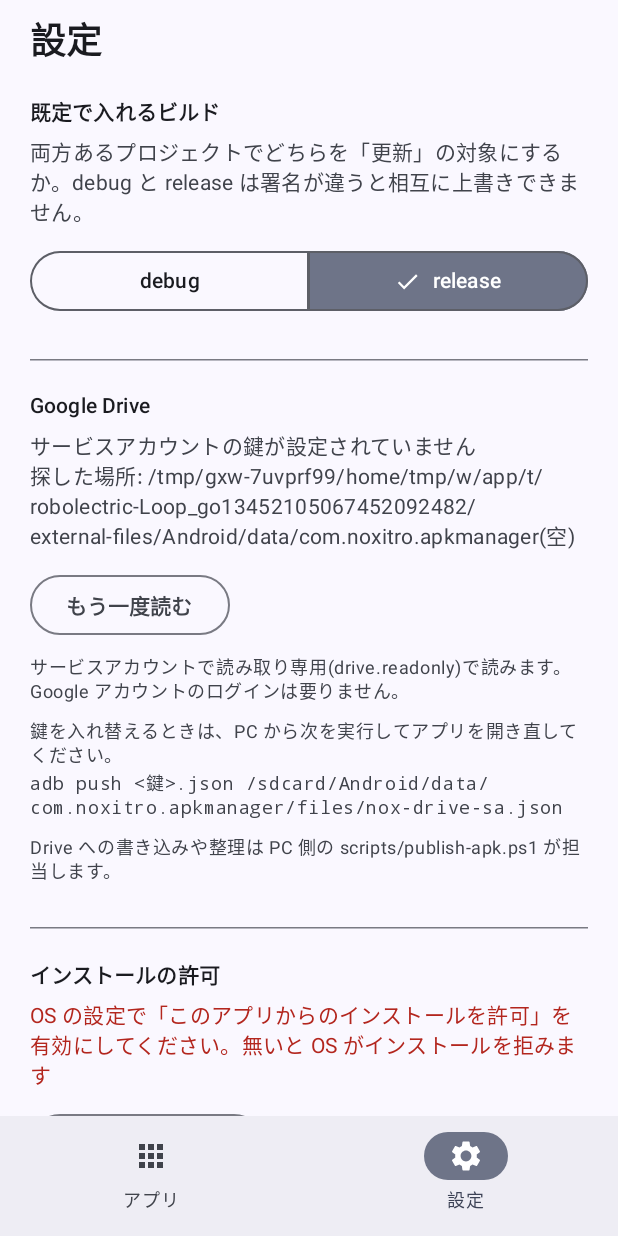
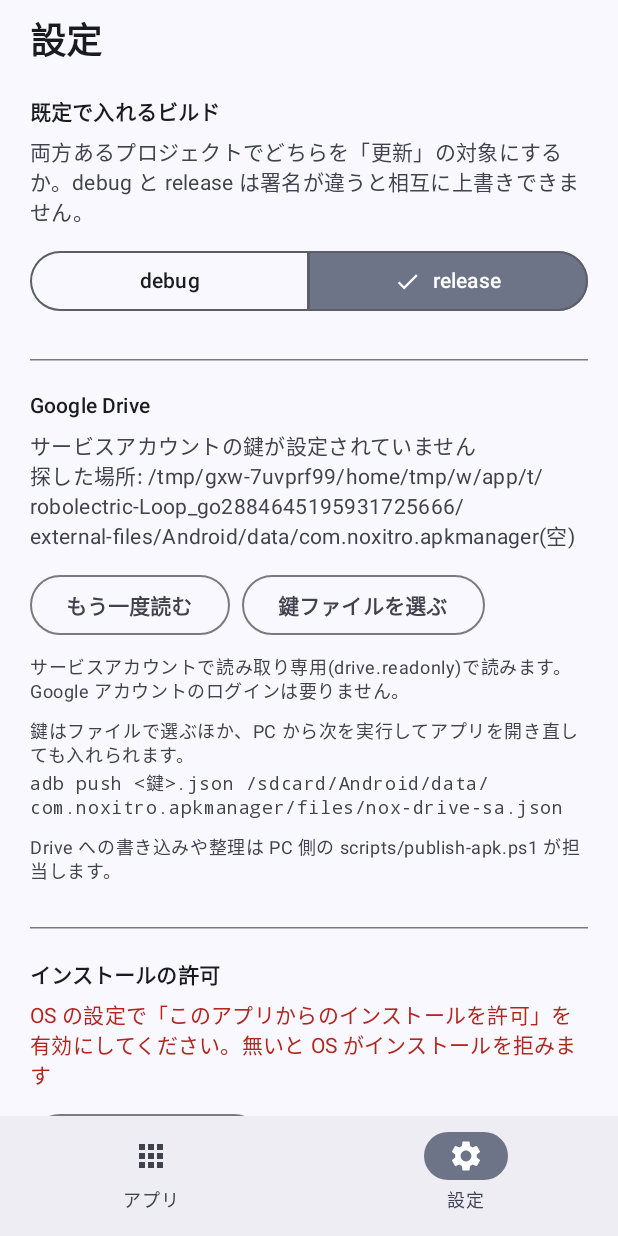
Before and after one commit to noxitro/nox-apk-manager, an Android app built with Jetpack Compose: the screen it shows after launch (MainActivity), item 2 of the bottom bar chosen, on a phone screen of 412 x 824 dp. Run offline under Robolectric (Android 15) with nearby library versions, the phone set to English and light mode, and no system bars; our stand-ins replace navigation suite.

Commit message:
スマホ単体で初期設定を完結できるようにする
PC(adb / gcloud)が無くても、アプリの画面だけで鍵の投入から builds/ の共有まで進められるようにする。

- 鍵が無いとき、Google Cloud の各ページへのリンク付き手順と「鍵ファイル(JSON)を選ぶ」を出す。
  ブラウザで作ってダウンロードした鍵をファイル選択で取り込み、端末内の元ファイルは消す
  (Drive などクラウド上のファイルは唯一の控えかもしれないので消さない)
- builds/ が見えない / 403 のときは「未共有」として、共有先アドレスのコピーと Drive を開くボタンを出す
  (共有していないとサービスアカウントからは 403 ではなく「見つからない」になるため、そちらも拾う)
- 設定タブから鍵の入れ替えとアドレスのコピーができるようにする
- PushedKey.parse を足し、ファイル選択からも同じ検査を通す
- SETUP.md / README に「スマホだけで設定する」を足す。版を 0.6.0 に上げる

Co-Authored-By: Claude Opus 5.5 <noreply@anthropic.com>
Claude-Session: https://claude.ai/code/session_01XfyfNUg6bgbcn8bdRfUgQj

```diff
--- a/app/build.gradle.kts
+++ b/app/build.gradle.kts
@@ -13,8 +13,8 @@ android {
         applicationId = "com.noxitro.apkmanager"
         minSdk = 26
         targetSdk = 36
-        versionCode = 5
-        versionName = "0.5.0"
+        versionCode = 6
+        versionName = "0.6.0"
         testInstrumentationRunner = "androidx.test.runner.AndroidJUnitRunner"
     }
 
--- a/app/src/main/java/com/noxitro/apkmanager/MainActivity.kt
+++ b/app/src/main/java/com/noxitro/apkmanager/MainActivity.kt
@@ -5,7 +5,9 @@ import android.net.Uri
 import android.os.Bundle
 import android.provider.Settings
 import androidx.activity.ComponentActivity
+import androidx.activity.compose.rememberLauncherForActivityResult
 import androidx.activity.compose.setContent
+import androidx.activity.result.contract.ActivityResultContracts
 import androidx.activity.enableEdgeToEdge
 import androidx.activity.viewModels
 import androidx.compose.foundation.layout.PaddingValues
@@ -26,6 +28,7 @@ import androidx.compose.runtime.LaunchedEffect
 import androidx.compose.runtime.getValue
 import androidx.compose.runtime.mutableStateOf
 import androidx.compose.runtime.remember
+import androidx.compose.runtime.rememberCoroutineScope
 import androidx.compose.runtime.saveable.rememberSaveable
 import androidx.compose.runtime.setValue
 import androidx.compose.ui.Modifier
@@ -38,6 +41,7 @@ import com.noxitro.apkmanager.ui.HomeScreen
 import com.noxitro.apkmanager.ui.HomeViewModel
 import com.noxitro.apkmanager.ui.SettingsScreen
 import com.noxitro.apkmanager.ui.theme.NoxApkManagerTheme
+import kotlinx.coroutines.launch
 
 class MainActivity : ComponentActivity() {
 
@@ -53,6 +57,15 @@ class MainActivity : ComponentActivity() {
                 val state by viewModel.state.collectAsStateWithLifecycle()
                 val snackbar = remember { SnackbarHostState() }
                 var tab by rememberSaveable { mutableStateOf(0) }
+                val scope = rememberCoroutineScope()
+
+                // 鍵(JSON)をファイルで選ばせる。スマホ単体で設定するときの入口(PC も adb も要らない)。
+                // JSON の MIME はファイルアプリによってまちまちなので絞らず、中身で確かめる。
+                val pickKey = rememberLauncherForActivityResult(ActivityResultContracts.OpenDocument()) { uri ->
+                    uri?.let(viewModel::importKey)
+                }
+                val onPickKey = { pickKey.launch(arrayOf("*/*")) }
+                val onCopied: () -> Unit = { scope.launch { snackbar.showSnackbar("コピーしました") } }
 
                 LaunchedEffect(Unit) {
                     viewModel.events.collect { event ->
@@ -99,6 +112,8 @@ class MainActivity : ComponentActivity() {
                             contentPadding = listPadding,
                             onRefresh = viewModel::refresh,
                             onReload = viewModel::reload,
+                            onPickKey = onPickKey,
+                            onCopied = onCopied,
                             onFilter = viewModel::setFilter,
                             onUpdateAll = viewModel::updateAll,
                             onCancelBatch = viewModel::cancelBatch,
@@ -114,6 +129,8 @@ class MainActivity : ComponentActivity() {
                             canInstallPackages = canInstall,
                             onVariant = viewModel::setPreferredVariant,
                             onReload = viewModel::reload,
+                            onPickKey = onPickKey,
+                            onCopied = onCopied,
                             onOpenInstallPermission = ::openInstallPermission,
                         )
                     }
--- a/app/src/main/java/com/noxitro/apkmanager/ui/HomeScreen.kt
+++ b/app/src/main/java/com/noxitro/apkmanager/ui/HomeScreen.kt
@@ -15,6 +15,7 @@ import androidx.compose.foundation.layout.height
 import androidx.compose.foundation.layout.padding
 import androidx.compose.foundation.layout.size
 import androidx.compose.foundation.layout.width
+import androidx.compose.foundation.layout.widthIn
 import androidx.compose.foundation.layout.BoxWithConstraints
 import androidx.compose.foundation.lazy.grid.GridCells
 import androidx.compose.foundation.lazy.grid.GridItemSpan
@@ -64,6 +65,8 @@ fun HomeScreen(
     contentPadding: PaddingValues,
     onRefresh: () -> Unit,
     onReload: () -> Unit,
+    onPickKey: () -> Unit,
+    onCopied: () -> Unit,
     onFilter: (Filter) -> Unit,
     onUpdateAll: () -> Unit,
     onCancelBatch: () -> Unit,
@@ -116,7 +119,9 @@ fun HomeScreen(
 
             when (val sync = state.sync) {
                 is SyncState.Error -> if (state.entries.isEmpty()) {
-                    fullWidth(key = "error") { ErrorBlock(sync, onRetry = onRefresh, onReload = onReload) }
+                    fullWidth(key = "error") {
+                        ErrorBlock(sync, state.serviceAccountEmail, onRetry = onRefresh, onReload = onReload, onPickKey = onPickKey, onCopied = onCopied)
+                    }
                     return@LazyVerticalGrid
                 }
                 SyncState.Loading, SyncState.Idle -> if (state.entries.isEmpty()) {
@@ -171,7 +176,11 @@ private fun Hero(state: HomeUiState, onRefresh: () -> Unit) {
                 val sub = when (val s = state.sync) {
                     is SyncState.Ready -> "Drive の builds/ · ${s.syncedAtLabel} に同期"
                     SyncState.Loading -> "Drive を読んでいます…"
-                    is SyncState.Error -> if (s.needsKey) "鍵が未設定" else "同期できていません"
+                    is SyncState.Error -> when {
+                        s.needsKey -> "鍵が未設定"
+                        s.needsShare -> "builds/ が未共有"
+                        else -> "同期できていません"
+                    }
                     SyncState.Idle -> ""
                 }
                 Text(sub, style = MaterialTheme.typography.bodyMedium.merge(TabularNumbers), color = scheme.onSurfaceVariant)
@@ -325,10 +334,19 @@ private fun LoadingBlock() {
 }
 
 @Composable
-private fun ErrorBlock(error: SyncState.Error, onRetry: () -> Unit, onReload: () -> Unit) {
+private fun ErrorBlock(
+    error: SyncState.Error,
+    serviceAccountEmail: String?,
+    onRetry: () -> Unit,
+    onReload: () -> Unit,
+    onPickKey: () -> Unit,
+    onCopied: () -> Unit,
+) {
     Column(
         horizontalAlignment = Alignment.CenterHorizontally,
-        modifier = Modifier.fillMaxWidth().padding(horizontal = 32.dp, vertical = 64.dp),
+        modifier = Modifier
+            .fillMaxWidth()
+            .padding(horizontal = 24.dp, vertical = if (error.needsKey) 24.dp else 64.dp),
     ) {
         Icon(
             Icons.Outlined.CloudOff,
@@ -338,7 +356,11 @@ private fun ErrorBlock(error: SyncState.Error, onRetry: () -> Unit, onReload: ()
         )
         Spacer(Modifier.height(16.dp))
         Text(
-            if (error.needsKey) "Drive の鍵がまだ入っていません" else "読み込めませんでした",
+            when {
+                error.needsKey -> "Drive の鍵がまだ入っていません"
+                error.needsShare -> "builds/ がまだ共有されていません"
+                else -> "読み込めませんでした"
+            },
             style = MaterialTheme.typography.titleMedium,
         )
         Spacer(Modifier.height(8.dp))
@@ -348,19 +370,25 @@ private fun ErrorBlock(error: SyncState.Error, onRetry: () -> Unit, onReload: ()
             color = MaterialTheme.colorScheme.onSurfaceVariant,
             textAlign = androidx.compose.ui.text.style.TextAlign.Center,
         )
-        if (error.needsKey) {
-            Spacer(Modifier.height(12.dp))
-            // 鍵は PC から入れる。VR ヘッドセットのような文字入力の辛い端末でも、ここは PC で済む。
-            Text(
-                "PC から次を実行してからもう一度読んでください。" + "\n" +
-                    "adb push <鍵>.json /sdcard/Android/data/com.noxitro.apkmanager/files/nox-drive-sa.json",
-                style = MaterialTheme.typography.bodySmall,
-                color = MaterialTheme.colorScheme.onSurfaceVariant,
-                textAlign = androidx.compose.ui.text.style.TextAlign.Center,
-            )
+        when {
+            // スマホ単体で完結する手順(ブラウザで鍵を作る → ファイルを選ぶ)。PC からの adb push も末尾に残す。
+            error.needsKey -> {
+                Spacer(Modifier.height(20.dp))
+                Box(modifier = Modifier.widthIn(max = 480.dp)) { KeySetupGuide(onPickKey) }
+                Spacer(Modifier.height(12.dp))
+                OutlinedButton(onClick = onReload) { Text("もう一度読む") }
+            }
+            error.needsShare && serviceAccountEmail != null -> {
+                Spacer(Modifier.height(16.dp))
+                Box(modifier = Modifier.widthIn(max = 480.dp)) { ShareGuide(serviceAccountEmail, onCopied) }
+                Spacer(Modifier.height(16.dp))
+                Button(onClick = onRetry) { Text("もう一度読む") }
+            }
+            else -> {
+                Spacer(Modifier.height(20.dp))
+                Button(onClick = onRetry) { Text("もう一度読む") }
+            }
         }
-        Spacer(Modifier.height(20.dp))
-        Button(onClick = if (error.needsKey) onReload else onRetry) { Text("もう一度読む") }
     }
 }
 
--- /dev/null
+++ b/app/src/main/java/com/noxitro/apkmanager/ui/KeySetup.kt
@@ -0,0 +1,186 @@
+package com.noxitro.apkmanager.ui
+
+import androidx.compose.foundation.layout.Arrangement
+import androidx.compose.foundation.layout.Box
+import androidx.compose.foundation.layout.Column
+import androidx.compose.foundation.layout.Row
+import androidx.compose.foundation.layout.Spacer
+import androidx.compose.foundation.layout.fillMaxSize
+import androidx.compose.foundation.layout.fillMaxWidth
+import androidx.compose.foundation.layout.height
+import androidx.compose.foundation.layout.padding
+import androidx.compose.foundation.layout.size
+import androidx.compose.foundation.layout.width
+import androidx.compose.foundation.shape.RoundedCornerShape
+import androidx.compose.material.icons.Icons
+import androidx.compose.material.icons.automirrored.outlined.OpenInNew
+import androidx.compose.material.icons.outlined.ContentCopy
+import androidx.compose.material.icons.outlined.FileOpen
+import androidx.compose.material3.Button
+import androidx.compose.material3.Icon
+import androidx.compose.material3.MaterialTheme
+import androidx.compose.material3.OutlinedButton
+import androidx.compose.material3.Surface
+import androidx.compose.material3.Text
+import androidx.compose.material3.TextButton
+import androidx.compose.runtime.Composable
+import androidx.compose.ui.Alignment
+import androidx.compose.ui.Modifier
+import androidx.compose.ui.platform.LocalClipboardManager
+import androidx.compose.ui.platform.LocalUriHandler
+import androidx.compose.ui.text.AnnotatedString
+import androidx.compose.ui.text.font.FontFamily
+import androidx.compose.ui.unit.dp
+
+/**
+ * 鍵が無いときの手順。**スマホ単体で完結する**ように組んである。
+ *
+ * - Google Cloud の作業はスマホのブラウザで行う。各手順から該当ページを直接開く。
+ * - 鍵(JSON)はダウンロードに保存されるので、[onPickKey] のファイル選択で取り込む。
+ * - PC があるなら adb push でもよい(Quest のような入力の辛い端末向け)。末尾に小さく書く。
+ */
+@Composable
+fun KeySetupGuide(onPickKey: () -> Unit) {
+    val muted = MaterialTheme.colorScheme.onSurfaceVariant
+    Column(modifier = Modifier.fillMaxWidth()) {
+        Button(onClick = onPickKey, modifier = Modifier.fillMaxWidth()) {
+            Icon(Icons.Outlined.FileOpen, contentDescription = null, modifier = Modifier.padding(end = 8.dp))
+            Text("鍵ファイル(JSON)を選ぶ")
+        }
+        Spacer(Modifier.height(4.dp))
+        Text(
+            "ダウンロードした鍵を選ぶと取り込みます。取り込んだ後、端末の元ファイルは消します。",
+            style = MaterialTheme.typography.bodySmall,
+            color = muted,
+        )
+
+        Spacer(Modifier.height(20.dp))
+        Text("鍵をまだ作っていないとき(スマホのブラウザで 5 分)", style = MaterialTheme.typography.titleSmall)
+        Spacer(Modifier.height(8.dp))
+
+        GuideStep(
+            number = 1,
+            title = "プロジェクトを作る",
+            body = "名前は何でもよい(例: nox-apk-manager)。作った後、画面上部で選ばれていることを確かめる。",
+            linkLabel = "プロジェクトの作成を開く",
+            url = "https://console.cloud.google.com/projectcreate",
+        )
+        GuideStep(
+            number = 2,
+            title = "Google Drive API を有効にする",
+            body = "「有効にする」を押す。",
+            linkLabel = "Drive API を開く",
+            url = "https://console.cloud.google.com/apis/library/drive.googleapis.com",
+        )
+        GuideStep(
+            number = 3,
+            title = "サービスアカウントを作る",
+            body = "名前を入れて「作成して続行」。ロールなどは空のまま「完了」。",
+            linkLabel = "サービスアカウントの作成を開く",
+            url = "https://console.cloud.google.com/iam-admin/serviceaccounts/create",
+        )
+        GuideStep(
+            number = 4,
+            title = "鍵(JSON)を作る",
+            body = "一覧から作ったアカウントを開き「キー」→「鍵を追加」→「新しい鍵を作成」→ JSON。" +
+                "ダウンロードに保存されるので、上の「鍵ファイルを選ぶ」で選ぶ。",
+            linkLabel = "サービスアカウントの一覧を開く",
+            url = "https://console.cloud.google.com/iam-admin/serviceaccounts",
+        )
+        GuideStep(
+            number = 5,
+            title = "Drive の builds/ を共有する",
+            body = "鍵を取り込むと、共有先のアドレスとコピーのボタンが出ます。",
+        )
+
+        Spacer(Modifier.height(12.dp))
+        Text(
+            "PC からなら: adb push <鍵>.json /sdcard/Android/data/com.noxitro.apkmanager/files/nox-drive-sa.json",
+            style = MaterialTheme.typography.bodySmall,
+            fontFamily = FontFamily.Monospace,
+            color = muted,
+        )
+    }
+}
+
+@Composable
+private fun GuideStep(number: Int, title: String, body: String, linkLabel: String? = null, url: String? = null) {
+    val uriHandler = LocalUriHandler.current
+    Row(modifier = Modifier.fillMaxWidth().padding(vertical = 6.dp)) {
+        Surface(
+            shape = RoundedCornerShape(12.dp),
+            color = MaterialTheme.colorScheme.secondaryContainer,
+            modifier = Modifier.size(24.dp),
+        ) {
+            Box(modifier = Modifier.fillMaxSize(), contentAlignment = Alignment.Center) {
+                Text(
+                    "$number",
+                    style = MaterialTheme.typography.labelMedium,
+                    color = MaterialTheme.colorScheme.onSecondaryContainer,
+                )
+            }
+        }
+        Spacer(Modifier.width(12.dp))
+        Column(modifier = Modifier.weight(1f)) {
+            Text(title, style = MaterialTheme.typography.bodyMedium)
+            Text(body, style = MaterialTheme.typography.bodySmall, color = MaterialTheme.colorScheme.onSurfaceVariant)
+            if (linkLabel != null && url != null) {
+                TextButton(onClick = { runCatching { uriHandler.openUri(url) } }) {
+                    Text(linkLabel)
+                    Icon(Icons.AutoMirrored.Outlined.OpenInNew, contentDescription = null, modifier = Modifier.padding(start = 6.dp).size(16.dp))
+                }
+            }
+        }
+    }
+}
+
+/**
+ * 鍵は入ったが builds/ がサービスアカウントに共有されていないとき。
+ * アドレスをコピーして Drive(アプリがあればアプリ)を開き、共有に貼り付けてもらう。
+ */
+@Composable
+fun ShareGuide(email: String, onCopied: () -> Unit) {
+    val clipboard = LocalClipboardManager.current
+    val uriHandler = LocalUriHandler.current
+    val muted = MaterialTheme.colorScheme.onSurfaceVariant
+    Column(modifier = Modifier.fillMaxWidth(), horizontalAlignment = Alignment.CenterHorizontally) {
+        Text(
+            "Drive の builds フォルダを、次のアドレスに「閲覧者」で共有してください。",
+            style = MaterialTheme.typography.bodySmall,
+            color = muted,
+        )
+        Spacer(Modifier.height(8.dp))
+        Surface(
+            shape = RoundedCornerShape(12.dp),
+            color = MaterialTheme.colorScheme.surfaceContainerHigh,
+            modifier = Modifier.fillMaxWidth(),
+        ) {
+            Text(
+                email,
+                style = MaterialTheme.typography.bodySmall,
+                fontFamily = FontFamily.Monospace,
+                modifier = Modifier.padding(12.dp),
+            )
+        }
+        Spacer(Modifier.height(8.dp))
+        Row(horizontalArrangement = Arrangement.spacedBy(8.dp)) {
+            OutlinedButton(onClick = {
+                clipboard.setText(AnnotatedString(email))
+                onCopied()
+            }) {
+                Icon(Icons.Outlined.ContentCopy, contentDescription = null, modifier = Modifier.padding(end = 6.dp))
+                Text("コピー")
+            }
+            OutlinedButton(onClick = { runCatching { uriHandler.openUri("https://drive.google.com/drive/my-drive") } }) {
+                Icon(Icons.AutoMirrored.Outlined.OpenInNew, contentDescription = null, modifier = Modifier.padding(end = 6.dp))
+                Text("Drive を開く")
+            }
+        }
+        Spacer(Modifier.height(4.dp))
+        Text(
+            "builds の「︙」→「共有」→ アドレスを貼り付け → 閲覧者 → 送信。共有したら「もう一度読む」。",
+            style = MaterialTheme.typography.bodySmall,
+            color = muted,
+        )
+    }
+}
--- a/app/src/main/java/com/noxitro/apkmanager/ui/SettingsScreen.kt
+++ b/app/src/main/java/com/noxitro/apkmanager/ui/SettingsScreen.kt
@@ -1,5 +1,6 @@
 package com.noxitro.apkmanager.ui
 
+import androidx.compose.foundation.layout.Arrangement
 import androidx.compose.foundation.layout.Box
 import androidx.compose.foundation.layout.Column
 import androidx.compose.foundation.layout.PaddingValues
@@ -37,6 +38,8 @@ fun SettingsScreen(
     canInstallPackages: Boolean,
     onVariant: (Variant) -> Unit,
     onReload: () -> Unit,
+    onPickKey: () -> Unit,
+    onCopied: () -> Unit,
     onOpenInstallPermission: () -> Unit,
 ) {
     val muted = MaterialTheme.colorScheme.onSurfaceVariant
@@ -86,11 +89,15 @@ fun SettingsScreen(
         }
         Text(status, style = MaterialTheme.typography.bodyMedium, color = muted)
         if (state.serviceAccountEmail != null) {
-            Spacer(Modifier.height(4.dp))
-            Text(state.serviceAccountEmail, style = MaterialTheme.typography.bodySmall, color = muted)
+            Spacer(Modifier.height(12.dp))
+            // builds/ の共有先。未共有のときに貼り付けられるよう、いつでもコピーできるようにしておく。
+            ShareGuide(state.serviceAccountEmail, onCopied)
         }
         Spacer(Modifier.height(12.dp))
-        OutlinedButton(onClick = onReload) { Text("もう一度読む") }
+        Row(horizontalArrangement = Arrangement.spacedBy(8.dp)) {
+            OutlinedButton(onClick = onReload) { Text("もう一度読む") }
+            OutlinedButton(onClick = onPickKey) { Text(if (state.serviceAccountEmail == null) "鍵ファイルを選ぶ" else "鍵を入れ替える") }
+        }
         Spacer(Modifier.height(8.dp))
         Text(
             "サービスアカウントで読み取り専用(drive.readonly)で読みます。Google アカウントのログインは要りません。",
@@ -99,7 +106,7 @@ fun SettingsScreen(
         )
         Spacer(Modifier.height(8.dp))
         Text(
-            "鍵を入れ替えるときは、PC から次を実行してアプリを開き直してください。",
+            "鍵はファイルで選ぶほか、PC から次を実行してアプリを開き直しても入れられます。",
             style = MaterialTheme.typography.bodySmall,
             color = muted,
         )
```
Also changed, not shown: app/src/main/java/com/noxitro/apkmanager/auth/PushedKey.kt (+11 -3 lines), app/src/main/java/com/noxitro/apkmanager/ui/HomeViewModel.kt (+63 -7 lines), 3 other files.
